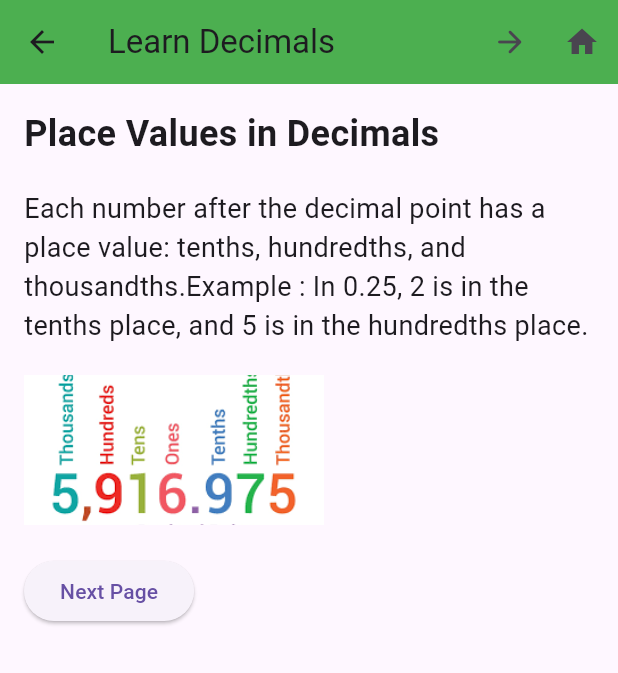
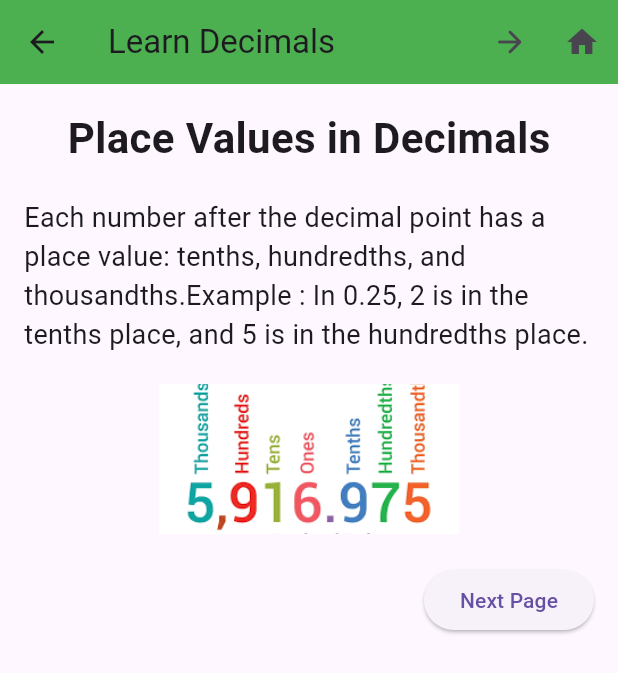
Before and after one commit to ManasaMadiraju/Decimals, a Flutter app: the LearnPage screen opened by its route, after a tap on "Next Page", on a phone screen of 412 x 824 dp. Shown: the top 673 px of the screen. Run offline on Flutter 3.47's test engine with Material 3 defaults, Android fonts, the light colour scheme and no system bars; our stand-ins replace flutter_tts.

Commit message:
Aligned the pictures

```diff
--- a/lib/learnpage.dart
+++ b/lib/learnpage.dart
@@ -35,9 +35,11 @@ class LearnPage extends StatelessWidget {
          child: Column(
            crossAxisAlignment: CrossAxisAlignment.start,
            children: [
-             const Text(
+             Center(
+             child:  Text(
                'What are Decimals?',
-               style: TextStyle(fontSize: 24, fontWeight: FontWeight.bold),
+               style: TextStyle(fontSize: 28, fontWeight: FontWeight.bold),
+             ),
              ),
              const SizedBox(height: 20),
              const Text(
@@ -51,21 +53,28 @@ class LearnPage extends StatelessWidget {
                style: TextStyle(fontSize: 18),
              ),
              const SizedBox(height: 30),
-             Image.asset(
+              Center(
+              child: Image.asset(
                'assets/decimal1.png',
                width: 200,
                height: 100,
                fit: BoxFit.cover,
              ),
+              ),
              const SizedBox(height: 20),
+             Row(
+               mainAxisAlignment: MainAxisAlignment.end, // Aligns the button to the left
+               children: [
                  ElevatedButton(
                    onPressed: () {
                      Navigator.push(
                        context,
-                   MaterialPageRoute(builder: (context) => LearnPage2()),
+                       MaterialPageRoute(builder: (context) =>  LearnPage2()),
                      );
                    },
                    child: const Text('Next Page'),
+                 ),
+               ],
              ),
            ],
          ),
--- a/lib/learnpage2.dart
+++ b/lib/learnpage2.dart
@@ -36,9 +36,10 @@ class LearnPage2 extends StatelessWidget {
         child: Column(
           crossAxisAlignment: CrossAxisAlignment.start,
           children: [
-            const Text(
+            Center( child:  Text(
               'Place Values in Decimals',
-              style: TextStyle(fontSize: 24, fontWeight: FontWeight.bold),
+              style: TextStyle(fontSize: 28, fontWeight: FontWeight.bold),
+            ),
             ),
             const SizedBox(height: 20),
             const Text(
@@ -47,13 +48,19 @@ class LearnPage2 extends StatelessWidget {
               style: TextStyle(fontSize: 18),
             ),
             const SizedBox(height: 20),
-            Image.asset(
+            Center(
+
+            child: Image.asset(
               'assets/decimal2.png', // Add your own image path
               width: 200,
               height: 100,
               fit: BoxFit.cover,
             ),
+            ),
             const SizedBox(height: 20),
+            Row(
+              mainAxisAlignment: MainAxisAlignment.end, // Aligns the button to the left
+              children: [
                 ElevatedButton(
                   onPressed: () {
                     Navigator.push(
@@ -65,6 +72,10 @@ class LearnPage2 extends StatelessWidget {
                 ),
               ],
             ),
+
+
+          ],
+        ),
       ),
     );
   }
```
Lines whose indentation alone changed are shown as unchanged.
